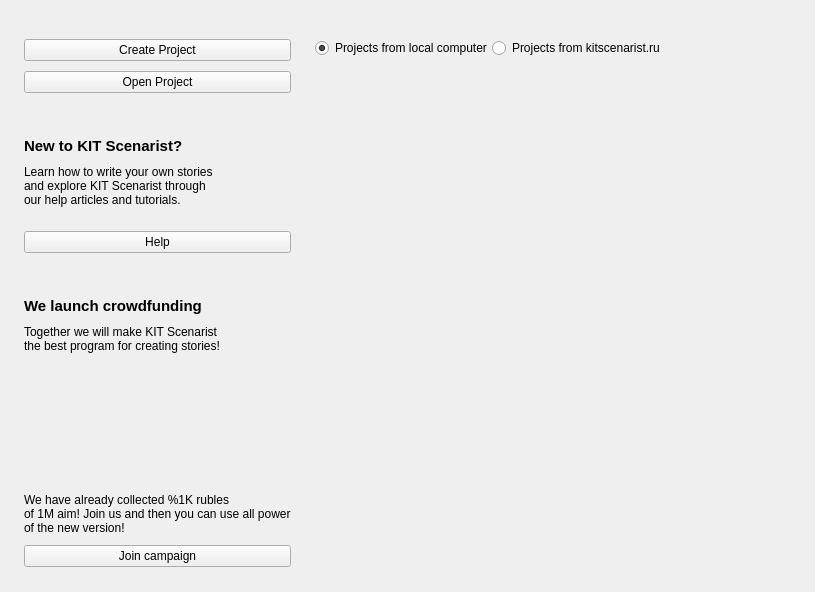
Before: the Qt Designer form src/bin/scenarist-desktop/UserInterfaceLayer/StartUp/StartUpView.ui in dimkanovikov/KITScenarist, drawn with Qt 5.
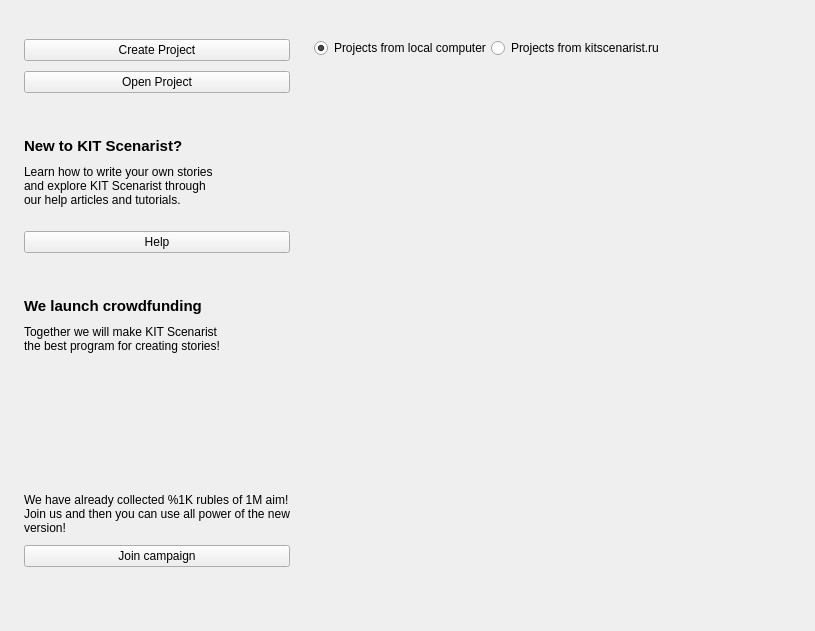
After: the same form once the commit is applied. Icons and pictures are not drawn. Custom widgets are drawn as their Qt base class.

Patch:
```diff
--- a/src/bin/scenarist-desktop/UserInterfaceLayer/StartUp/StartUpView.ui
+++ b/src/bin/scenarist-desktop/UserInterfaceLayer/StartUp/StartUpView.ui
@@ -7,7 +7,7 @@
     <x>0</x>
     <y>0</y>
     <width>815</width>
-    <height>592</height>
+    <height>631</height>
    </rect>
   </property>
   <property name="windowTitle">
@@ -204,8 +204,7 @@
           <item row="17" column="0" colspan="2">
            <widget class="QLabel" name="crowdfundingSubtitle">
             <property name="text">
-             <string>We have already collected %1K rubles 
-of 1M aim! Join us and then you can use all power of the new version!</string>
+             <string>We have already collected %1K rubles of 1M aim! Join us and then you can use all power of the new version!</string>
             </property>
             <property name="wordWrap">
              <bool>true</bool>
```
